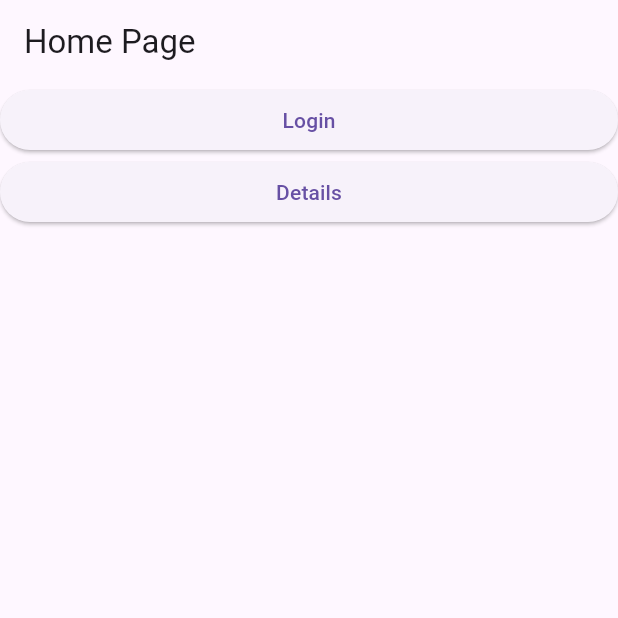
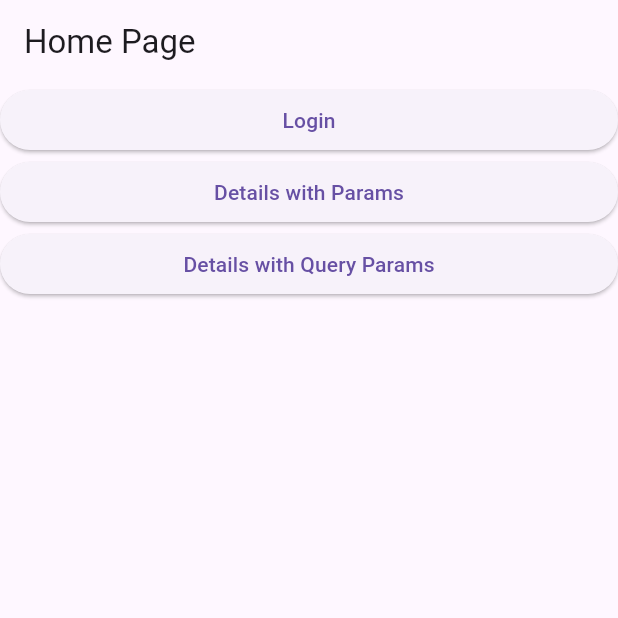
Before and after one commit to SajjadAli54/go_routing_demo, a Flutter app: the screen it shows after launch, on a phone screen of 412 x 824 dp, the top half of it. Run offline on Flutter 3.47's test engine with Material 3 defaults, Android fonts, the phone set to English and light mode, and no system bars; our stand-ins replace go_router.

Commit message:
Add Route for Query Params

```diff
--- a/lib/app/home.dart
+++ b/lib/app/home.dart
@@ -15,8 +15,13 @@ class HomePage extends StatelessWidget {
                 onPressed: () => context.go("/login"),
                 child: const Text("Login")),
             ElevatedButton(
-                onPressed: () => context.go("/users/123"),
-                child: const Text("Details"))
+                onPressed: () => context.go("/users/seardhParams"),
+                child: const Text("Details with Params")),
+            ElevatedButton(
+                onPressed: () => context.go(Uri(
+                    path: "/users",
+                    queryParameters: {"userId": "Query Params"}).toString()),
+                child: const Text("Details with Query Params"))
           ],
         ),
       ),
--- a/lib/main.dart
+++ b/lib/main.dart
@@ -18,6 +18,11 @@
     path: "/users/:userId",
     builder: (context, state) =>
         DetailsPage(id: state.pathParameters["userId"]),
+  ),
+  GoRoute(
+    path: "/users",
+    builder: (context, state) =>
+        DetailsPage(id: state.uri.queryParameters["userId"]),
   )
 ]);
 
```
